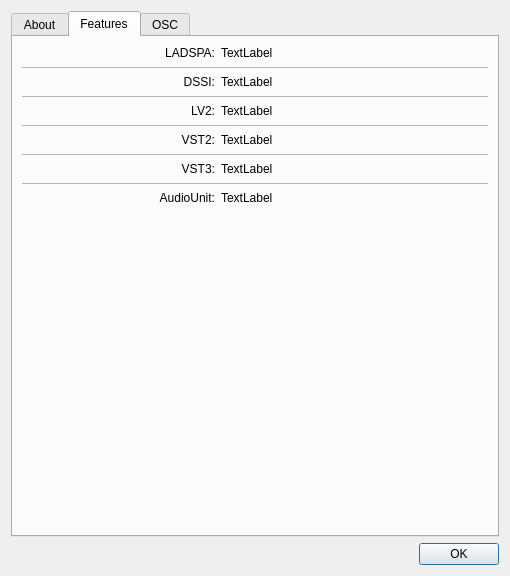
The window that resources/ui/carla_about.ui (falkTX/Carla) describes before a commit, drawn with Qt 5.
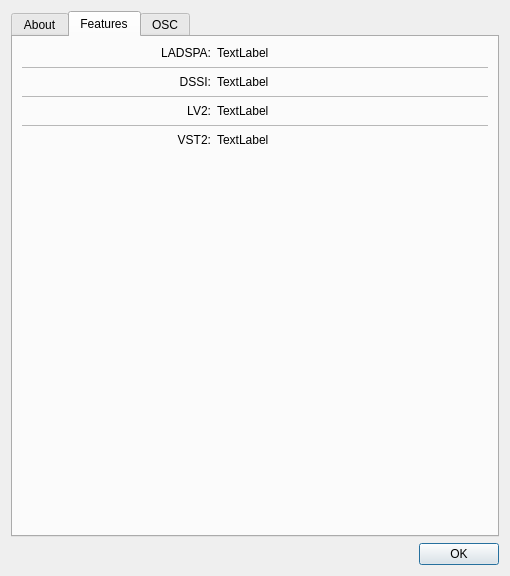
The same window after the commit. The open tabs and pages were chosen to show the change. Icons and pictures are not drawn.

The edit to the form file:
```diff
--- a/resources/ui/carla_about.ui
+++ b/resources/ui/carla_about.ui
@@ -113,6 +113,19 @@
        <string>Features</string>
       </attribute>
       <layout class="QGridLayout" name="gridLayout">
+       <item row="0" column="1">
+        <widget class="QLabel" name="lid_ladspa">
+         <property name="text">
+          <string>LADSPA:</string>
+         </property>
+         <property name="textFormat">
+          <enum>Qt::PlainText</enum>
+         </property>
+         <property name="alignment">
+          <set>Qt::AlignRight|Qt::AlignTop|Qt::AlignTrailing</set>
+         </property>
+        </widget>
+       </item>
        <item row="6" column="2">
         <widget class="QLabel" name="l_vst2">
          <property name="sizePolicy">
@@ -132,7 +145,7 @@
          </property>
         </widget>
        </item>
-       <item row="11" column="1" colspan="2">
+       <item row="7" column="1" colspan="2">
         <spacer name="verticalSpacer_3">
          <property name="orientation">
           <enum>Qt::Vertical</enum>
@@ -158,32 +171,6 @@
          </property>
         </widget>
        </item>
-       <item row="10" column="1">
-        <widget class="QLabel" name="lid_au">
-         <property name="text">
-          <string>AudioUnit:</string>
-         </property>
-         <property name="textFormat">
-          <enum>Qt::PlainText</enum>
-         </property>
-         <property name="alignment">
-          <set>Qt::AlignRight|Qt::AlignTop|Qt::AlignTrailing</set>
-         </property>
-        </widget>
-       </item>
-       <item row="8" column="1">
-        <widget class="QLabel" name="lid_vst3">
-         <property name="text">
-          <string>VST3:</string>
-         </property>
-         <property name="textFormat">
-          <enum>Qt::PlainText</enum>
-         </property>
-         <property name="alignment">
-          <set>Qt::AlignRight|Qt::AlignTop|Qt::AlignTrailing</set>
-         </property>
-        </widget>
-       </item>
        <item row="2" column="1">
         <widget class="QLabel" name="lid_dssi">
          <property name="text">
@@ -216,38 +203,6 @@
          </property>
         </widget>
        </item>
-       <item row="0" column="1">
-        <widget class="QLabel" name="lid_ladspa">
-         <property name="text">
-          <string>LADSPA:</string>
-         </property>
-         <property name="textFormat">
-          <enum>Qt::PlainText</enum>
-         </property>
-         <property name="alignment">
-          <set>Qt::AlignRight|Qt::AlignTop|Qt::AlignTrailing</set>
-         </property>
-        </widget>
-       </item>
-       <item row="10" column="2">
-        <widget class="QLabel" name="l_au">
-         <property name="sizePolicy">
-          <sizepolicy hsizetype="Expanding" vsizetype="Preferred">
-           <horstretch>0</horstretch>
-           <verstretch>0</verstretch>
-          </sizepolicy>
-         </property>
-         <property name="text">
-          <string>TextLabel</string>
-         </property>
-         <property name="textFormat">
-          <enum>Qt::PlainText</enum>
-         </property>
-         <property name="alignment">
-          <set>Qt::AlignLeading|Qt::AlignLeft|Qt::AlignTop</set>
-         </property>
-        </widget>
-       </item>
        <item row="4" column="1">
         <widget class="QLabel" name="lid_lv2">
          <property name="text">
@@ -261,25 +216,6 @@
          </property>
         </widget>
        </item>
-       <item row="8" column="2">
-        <widget class="QLabel" name="l_vst3">
-         <property name="sizePolicy">
-          <sizepolicy hsizetype="Expanding" vsizetype="Preferred">
-           <horstretch>0</horstretch>
-           <verstretch>0</verstretch>
-          </sizepolicy>
-         </property>
-         <property name="text">
-          <string>TextLabel</string>
-         </property>
-         <property name="textFormat">
-          <enum>Qt::PlainText</enum>
-         </property>
-         <property name="alignment">
-          <set>Qt::AlignLeading|Qt::AlignLeft|Qt::AlignTop</set>
-         </property>
-        </widget>
-       </item>
        <item row="4" column="2">
         <widget class="QLabel" name="l_lv2">
          <property name="sizePolicy">
@@ -389,32 +325,6 @@
          </property>
         </widget>
        </item>
-       <item row="7" column="0" colspan="4">
-        <widget class="Line" name="line_vst2">
-         <property name="lineWidth">
-          <number>0</number>
-         </property>
-         <property name="midLineWidth">
-          <number>1</number>
-         </property>
-         <property name="orientation">
-          <enum>Qt::Horizontal</enum>
-         </property>
-        </widget>
-       </item>
-       <item row="9" column="0" colspan="4">
-        <widget class="Line" name="line_vst3">
-         <property name="lineWidth">
-          <number>0</number>
-         </property>
-         <property name="midLineWidth">
-          <number>1</number>
-         </property>
-         <property name="orientation">
-          <enum>Qt::Horizontal</enum>
-         </property>
-        </widget>
-       </item>
       </layout>
      </widget>
      <widget class="QWidget" name="osc">
```
